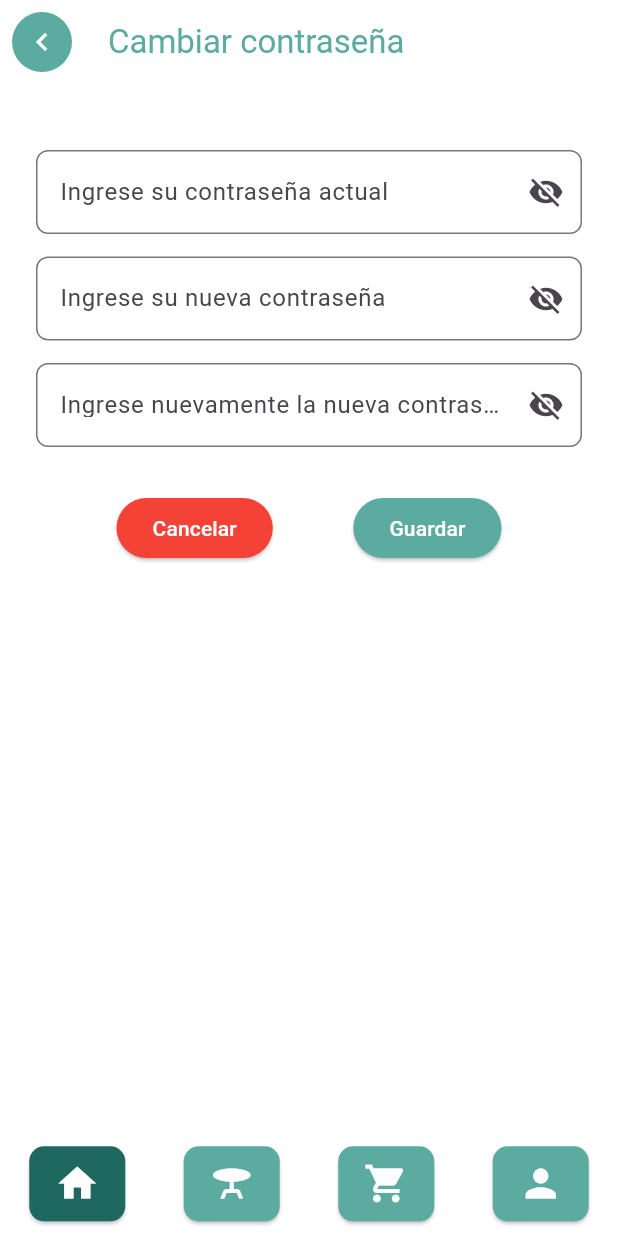
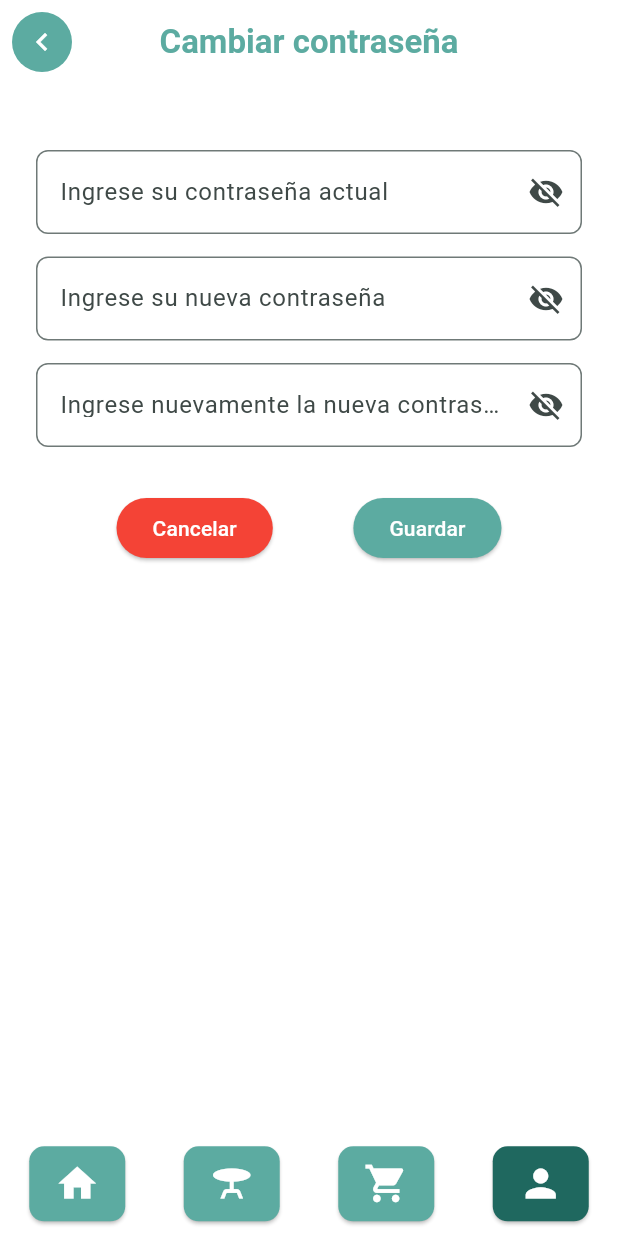
Before and after one commit to FavioSaico/food_hub, a Flutter app: the CambiarContrasenaPage screen opened by its route, on a phone screen of 412 x 824 dp. Run offline on Flutter 3.47's test engine with Material 3 defaults, Android fonts, the phone set to English and light mode, and no system bars; our stand-ins replace dio, dots_indicator, flutter_dotenv, flutter_multi_formatter, get, shared_preferences; accounts and stored records are empty; network calls fail.

Commit message:
Correccion del main.dart

```diff
--- a/lib/pages/user/user_profile_change_password_page.dart
+++ b/lib/pages/user/user_profile_change_password_page.dart
@@ -31,7 +31,9 @@ class _CambiarContrasenaPageState extends State<CambiarContrasenaPage> {
       child: Scaffold(
         backgroundColor: Colors.white,
         appBar: AppBar(
-          title: Text('Cambiar contraseña', style: TextStyle(color: AppColors.mainColor)),
+          centerTitle: true,
+          title: Text('Cambiar contraseña', style: TextStyle(color: AppColors.mainColor, fontSize: 22,
+              fontWeight: FontWeight.bold)),
           backgroundColor: Colors.white,
           iconTheme: IconThemeData(color: AppColors.mainColor),
           leading: IconButton(
@@ -72,7 +74,7 @@ class _CambiarContrasenaPageState extends State<CambiarContrasenaPage> {
             ],
           ),
         ),
-        bottomNavigationBar: AppMenu(),
+        bottomNavigationBar: AppMenu(selectedIndex: 3,),
       ),
     );
   }
```
Also changed, not shown: lib/main.dart (+11 -3 lines), lib/pages/reserva/historialreserva.dart (+19 -22 lines).
